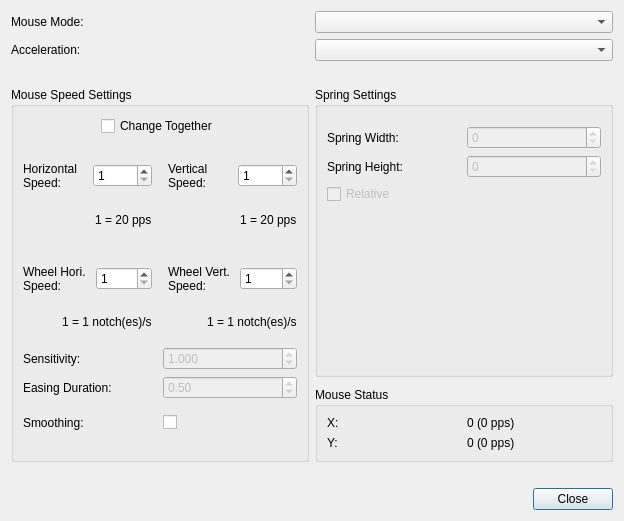
Before: the Qt Designer form src/mousesettingsdialog.ui in AntiMicroX/antimicrox, drawn with Qt 5.
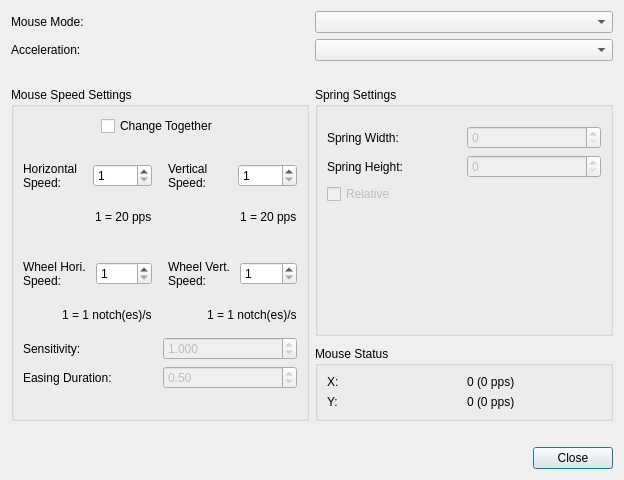
After: the same form once the commit is applied.

Commit message:
Removed old button smoothing option.
It didn't do much anyway and doing this at the
button level doesn't make that much sense. Please
use the new application level smoothing option instead.

Diff of the .ui file:
```diff
--- a/src/mousesettingsdialog.ui
+++ b/src/mousesettingsdialog.ui
@@ -10,7 +10,7 @@
     <x>0</x>
     <y>0</y>
     <width>624</width>
-    <height>521</height>
+    <height>480</height>
    </rect>
   </property>
   <property name="windowTitle">
@@ -447,37 +447,6 @@
           </item>
          </layout>
         </item>
-        <item>
-         <layout class="QHBoxLayout" name="horizontalLayout_8">
-          <property name="topMargin">
-           <number>10</number>
-          </property>
-          <item>
-           <widget class="QLabel" name="smoothingLabel">
-            <property name="text">
-             <string>Smoothing:</string>
-            </property>
-            <property name="buddy">
-             <cstring>smoothingCheckBox</cstring>
-            </property>
-           </widget>
-          </item>
-          <item>
-           <widget class="QCheckBox" name="smoothingCheckBox">
-            <property name="toolTip">
-             <string>Smoothing can be used to reduce the amount
-of jitter that the mouse cursor will exhibit. Using
-this option will result in the mouse movement being
-slightly less responsive due to changes in the mouse
-speed taking longer to occur.</string>
-            </property>
-            <property name="text">
-             <string/>
-            </property>
-           </widget>
-          </item>
-         </layout>
-        </item>
         <item>
          <spacer name="verticalSpacer_4">
           <property name="orientation">
```
The commit also changes 11 other files.
